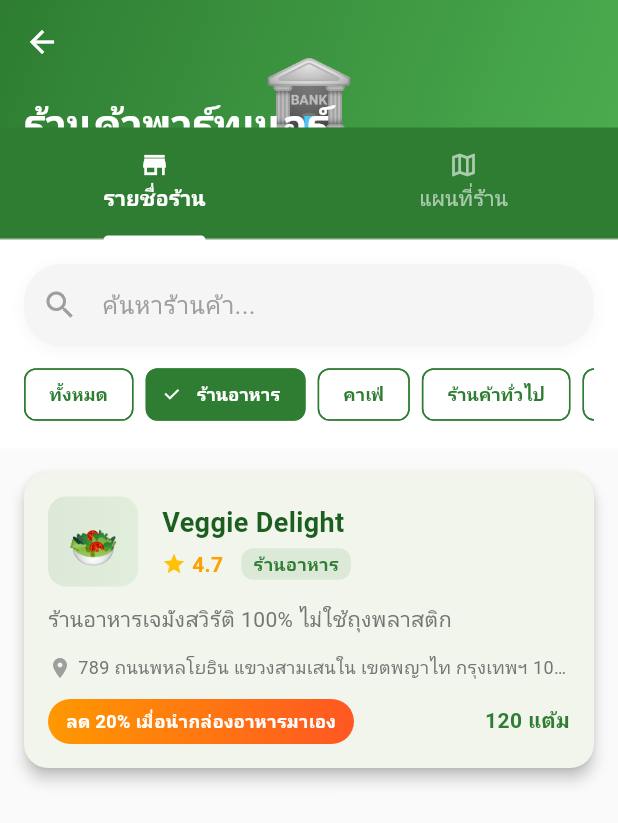
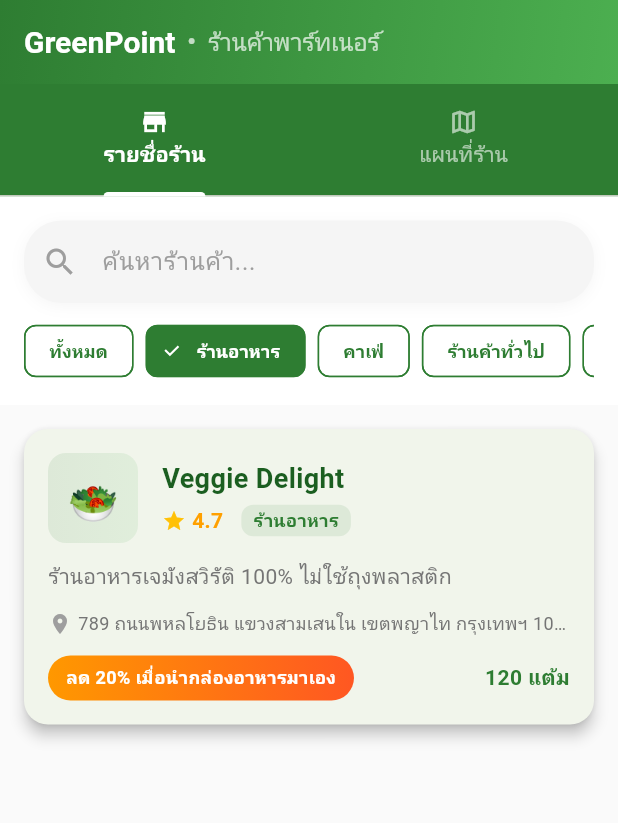
Before and after one commit to SirimongkolMannubut/flutter_GreenPoint, a Flutter app: the PartnerStoreScreen screen opened directly, after a tap on "ร้านอาหาร", on a phone screen of 412 x 824 dp. Shown: the top 823 px of the screen. Run offline on Flutter 3.47's test engine with Material 3 defaults, Android fonts, the phone set to English and light mode, and no system bars; drawn by our look-alikes of flutter_animate; our stand-ins replace fl_chart, flutter_dotenv, google_fonts, shared_preferences; accounts and stored records are empty; Roboto replaces fonts that are missing (Kanit).

Commit message:
feat: Standardize app header with CommonAppBar across all screens - Create CommonAppBar widget with consistent GreenPoint branding - Replace bank emoji with shop emoji in shortcuts - Apply uniform header design to all screens (Home, Partner Store, Rewards, Profile, Waste Calendar) - Add gradient background to all app bars - Consistent typography and spacing throughout the app - Remove complex SliverAppBar implementations for simpler, unified design - Better visual hierarchy with GreenPoint • Page Title format

```diff
--- a/lib/screens/main_screen.dart
+++ b/lib/screens/main_screen.dart
@@ -6,6 +6,7 @@ import '../constants/app_constants.dart';
 import '../providers/user_provider.dart';
 import '../providers/store_provider.dart';
 import '../models/partner_store.dart';
+import '../widgets/common_app_bar.dart';
 import 'home_screen.dart';
 import 'waste_calendar_screen.dart';
 import 'auth_screen.dart';
@@ -100,14 +101,15 @@ class _PartnerStoreScreenState extends State<PartnerStoreScreen> with TickerProv
   Widget build(BuildContext context) {
     return Scaffold(
       backgroundColor: Colors.grey[50],
-      body: NestedScrollView(
-        headerSliverBuilder: (context, innerBoxIsScrolled) {
-          return [
-            _buildSliverAppBar(),
+      appBar: CommonAppBar(
+        title: 'ร้านค้าพาร์ทเนอร์',
+      ),
+      body: Column(
+        children: [
+          _buildTabBar(),
           _buildSearchAndFilter(),
-          ];
-        },
-        body: TabBarView(
+          Expanded(
+            child: TabBarView(
               controller: _tabController,
               children: [
                 _buildStoreList(),
@@ -115,55 +117,13 @@ class _PartnerStoreScreenState extends State<PartnerStoreScreen> with TickerProv
               ],
             ),
           ),
+        ],
+      ),
     );
   }
 
-  Widget _buildSliverAppBar() {
-    return SliverAppBar(
-      expandedHeight: 160,
-      floating: false,
-      pinned: true,
-      backgroundColor: AppConstants.primaryGreen,
-      flexibleSpace: FlexibleSpaceBar(
-        titlePadding: const EdgeInsets.only(left: 16, bottom: 60),
-        title: Text(
-          'ร้านค้าพาร์ทเนอร์',
-          style: GoogleFonts.kanit(
-            fontWeight: FontWeight.bold,
-            color: Colors.white,
-            fontSize: 18,
-          ),
-        ),
-        background: Container(
-          decoration: const BoxDecoration(
-            gradient: LinearGradient(
-              begin: Alignment.topLeft,
-              end: Alignment.bottomRight,
-              colors: [AppConstants.primaryGreen, AppConstants.lightGreen],
-            ),
-          ),
-          child: SafeArea(
-            child: Column(
-              mainAxisAlignment: MainAxisAlignment.center,
-              children: [
-                const Text('🏦', style: TextStyle(fontSize: 50)),
-                const SizedBox(height: 8),
-                Text(
-                  'ร้านค้าที่เข้าร่วมโครงการ',
-                  style: GoogleFonts.kanit(
-                    fontSize: 14,
-                    color: Colors.white70,
-                    fontWeight: FontWeight.w500,
-                  ),
-                ),
-              ],
-            ),
-          ),
-        ),
-      ),
-      bottom: PreferredSize(
-        preferredSize: const Size.fromHeight(48),
-        child: Container(
+  Widget _buildTabBar() {
+    return Container(
       color: AppConstants.primaryGreen,
       child: TabBar(
         controller: _tabController,
@@ -190,14 +150,11 @@ class _PartnerStoreScreenState extends State<PartnerStoreScreen> with TickerProv
           ),
         ],
       ),
-        ),
-      ),
     );
   }
 
   Widget _buildSearchAndFilter() {
-    return SliverToBoxAdapter(
-      child: Container(
+    return Container(
       color: Colors.white,
       padding: const EdgeInsets.all(16),
       child: Column(
@@ -206,7 +163,6 @@ class _PartnerStoreScreenState extends State<PartnerStoreScreen> with TickerProv
           const SizedBox(height: 12),
           _buildCategoryFilter(),
         ],
-        ),
       ),
     );
   }
@@ -874,13 +830,8 @@ class RewardsScreen extends StatelessWidget {
   Widget build(BuildContext context) {
     return Scaffold(
       backgroundColor: Colors.grey[50],
-      appBar: AppBar(
-        title: Text(
-          'Rewards',
-          style: GoogleFonts.kanit(fontWeight: FontWeight.bold),
-        ),
-        backgroundColor: AppConstants.primaryGreen,
-        foregroundColor: Colors.white,
+      appBar: const CommonAppBar(
+        title: 'ของรางวัล',
       ),
       body: Consumer<UserProvider>(
         builder: (context, userProvider, child) {
@@ -1013,6 +964,9 @@ class ProfileScreen extends StatelessWidget {
   Widget build(BuildContext context) {
     return Scaffold(
       backgroundColor: Colors.grey[50],
+      appBar: const CommonAppBar(
+        title: 'โปรไฟล์',
+      ),
       body: Consumer<UserProvider>(
         builder: (context, userProvider, child) {
           if (!userProvider.isLoggedIn) {
@@ -1021,13 +975,12 @@ class ProfileScreen extends StatelessWidget {
             );
           }
 
-          return CustomScrollView(
-            slivers: [
-              _buildProfileHeader(userProvider),
-              SliverPadding(
+          return SingleChildScrollView(
             padding: const EdgeInsets.all(16),
-                sliver: SliverList(
-                  delegate: SliverChildListDelegate([
+            child: Column(
+              children: [
+                _buildProfileCard(userProvider),
+                const SizedBox(height: 20),
                 _buildStatsCards(userProvider),
                 const SizedBox(height: 20),
                 _buildLevelCard(userProvider),
@@ -1035,34 +988,25 @@ class ProfileScreen extends StatelessWidget {
                 _buildHistorySection(userProvider),
                 const SizedBox(height: 20),
                 _buildLogoutButton(context, userProvider),
-                  ]),
+              ],
             ),
-              ),
-            ],
           );
         },
       ),
     );
   }
 
-  Widget _buildProfileHeader(UserProvider userProvider) {
-    return SliverAppBar(
-      expandedHeight: 200,
-      floating: false,
-      pinned: true,
-      backgroundColor: AppConstants.primaryGreen,
-      flexibleSpace: FlexibleSpaceBar(
-        background: Container(
-          decoration: const BoxDecoration(
-            gradient: LinearGradient(
+  Widget _buildProfileCard(UserProvider userProvider) {
+    return Container(
+      padding: const EdgeInsets.all(20),
+      decoration: BoxDecoration(
+        gradient: const LinearGradient(
           colors: [AppConstants.primaryGreen, AppConstants.lightGreen],
         ),
+        borderRadius: BorderRadius.circular(16),
       ),
-          child: SafeArea(
       child: Column(
-              mainAxisAlignment: MainAxisAlignment.center,
         children: [
-                const SizedBox(height: 40),
           Container(
             width: 80,
             height: 80,
@@ -1081,7 +1025,7 @@ class ProfileScreen extends StatelessWidget {
               child: Text('👤', style: TextStyle(fontSize: 40)),
             ),
           ),
-                const SizedBox(height: 12),
+          const SizedBox(height: 16),
           Text(
             userProvider.user?.name ?? 'ผู้ใช้งาน',
             style: GoogleFonts.kanit(
@@ -1090,6 +1034,7 @@ class ProfileScreen extends StatelessWidget {
               color: Colors.white,
             ),
           ),
+          const SizedBox(height: 4),
           Text(
             userProvider.user?.email ?? '',
             style: GoogleFonts.kanit(
@@ -1098,9 +1043,6 @@ class ProfileScreen extends StatelessWidget {
             ),
           ),
         ],
-            ),
-          ),
-        ),
       ),
     );
   }
--- /dev/null
+++ b/lib/widgets/common_app_bar.dart
@@ -0,0 +1,73 @@
+import 'package:flutter/material.dart';
+import 'package:google_fonts/google_fonts.dart';
+import '../constants/app_constants.dart';
+
+class CommonAppBar extends StatelessWidget implements PreferredSizeWidget {
+  final String title;
+  final List<Widget>? actions;
+  final bool showBackButton;
+
+  const CommonAppBar({
+    super.key,
+    required this.title,
+    this.actions,
+    this.showBackButton = false,
+  });
+
+  @override
+  Widget build(BuildContext context) {
+    return AppBar(
+      backgroundColor: AppConstants.primaryGreen,
+      foregroundColor: Colors.white,
+      elevation: 0,
+      automaticallyImplyLeading: showBackButton,
+      title: Row(
+        children: [
+          Text(
+            'GreenPoint',
+            style: GoogleFonts.kanit(
+              fontSize: 20,
+              fontWeight: FontWeight.bold,
+              color: Colors.white,
+            ),
+          ),
+          if (title.isNotEmpty) ...[
+            const SizedBox(width: 8),
+            Text(
+              '•',
+              style: GoogleFonts.kanit(
+                fontSize: 16,
+                color: Colors.white70,
+              ),
+            ),
+            const SizedBox(width: 8),
+            Text(
+              title,
+              style: GoogleFonts.kanit(
+                fontSize: 16,
+                fontWeight: FontWeight.w500,
+                color: Colors.white70,
+              ),
+            ),
+          ],
+        ],
+      ),
+      actions: actions,
+      flexibleSpace: Container(
+        decoration: const BoxDecoration(
+          gradient: LinearGradient(
+            begin: Alignment.topLeft,
+            end: Alignment.bottomRight,
+            colors: [
+              AppConstants.primaryGreen,
+              AppConstants.lightGreen,
+            ],
+          ),
+        ),
+      ),
+    );
+  }
+
+  @override
+  Size get preferredSize => const Size.fromHeight(kToolbarHeight);
+}
```
Also changed, not shown: lib/screens/home_screen.dart (+16 -49 lines), lib/screens/waste_calendar_screen.dart (+3 -7 lines). Lines whose indentation alone changed are shown as unchanged.
